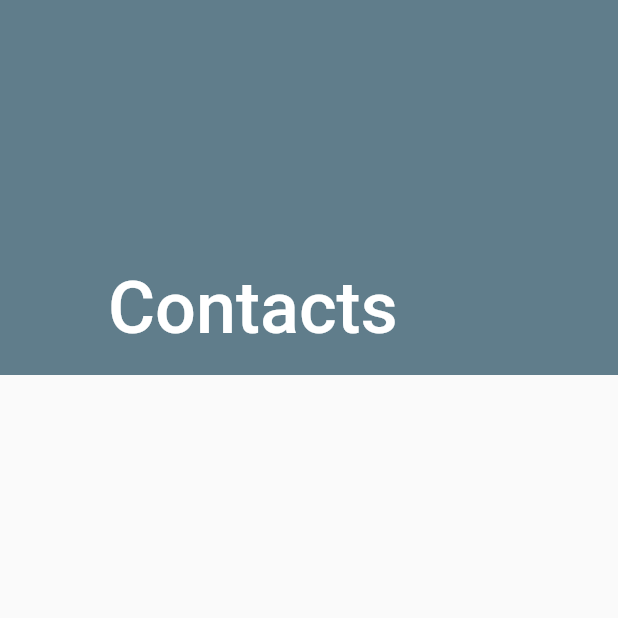
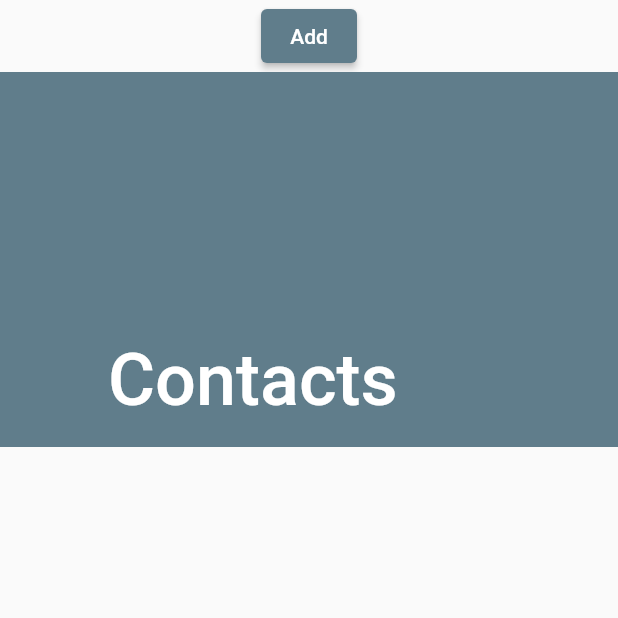
Before and after one commit to KaiHongTan/contacts_app_test, a Flutter app: the screen it shows after launch, on a phone screen of 412 x 824 dp, the top half of it. Run offline on Flutter 3.47's test engine with Material 2 defaults, Android fonts, the phone set to English and light mode, and no system bars; our stand-ins replace hive; accounts and stored records are empty; generated files the repository leaves out were written again.

Commit message:
Set up Hive database with basic list and refresh functionailty.

```diff
--- /dev/null
+++ b/lib/contact_model.dart
@@ -0,0 +1,24 @@
+// To parse this JSON data, do
+//
+//     final welcome = welcomeFromJson(jsonString);
+
+import 'dart:convert';
+import 'package:hive/hive.dart';
+
+part 'contact_model.g.dart';
+
+
+@HiveType(typeId: 1)
+class Contact {
+  @HiveField(0)
+  String? user;
+  @HiveField(1)
+  String? phone;
+  @HiveField(2)
+  int? checkIn;
+  Contact(
+      this.user,
+      this.phone,
+      this.checkIn,
+      );
+}
--- a/lib/contacts.dart
+++ b/lib/contacts.dart
@@ -1,4 +1,7 @@
 import 'package:flutter/material.dart';
+import 'package:contacts_app_test/contact_model.dart';
+import 'package:hive/hive.dart';
+
 class Contacts extends StatefulWidget {
   const Contacts({Key? key}) : super(key: key);
 
@@ -7,6 +10,25 @@ class Contacts extends StatefulWidget {
 }
 
 class _ContactsState extends State<Contacts> {
+
+  @override
+  void initState() {
+    super.initState();
+  }
+
+  void addContact(Contact contact){
+    final contactsBox = Hive.box('contacts');
+    contactsBox.add(contact);
+  }
+  var contactBox = Hive.box('contacts');
+
+  Future _refresh() async {
+    await Future.delayed(Duration(seconds: 1));
+    setState(() {
+
+    });
+  }
+
   @override
   Widget build(BuildContext context) {
     return
@@ -15,10 +37,16 @@ class _ContactsState extends State<Contacts> {
       body: Container(
         child: Column(
           children: [
+            ElevatedButton(onPressed: (){
+              final newContact = Contact('Test', '0192807993', 1662839984);
+              addContact(newContact);
+
+            }, child: Text("Add",style: TextStyle(color: Colors.white),)),
             Container(
               width: MediaQuery.of(context).size.width,
               height: MediaQuery.of(context).size.height,
-              child: CustomScrollView(
+              child: RefreshIndicator(child:
+              CustomScrollView(
                 slivers: <Widget>[
                   const SliverAppBar(
                     pinned: true,
@@ -27,15 +55,35 @@ class _ContactsState extends State<Contacts> {
                       title: Text('Contacts', style: TextStyle(color: Colors.white, fontSize: 32)),
                     ),
                   ),
-                  SliverList(
-                    delegate: SliverChildBuilderDelegate(
-                        (BuildContext context, int index){
+                  FutureBuilder(
+                          future: Hive.openBox('contacts'),
+                          builder: (context, snapshot){
+                            if (snapshot.connectionState == ConnectionState.none &&
+                                snapshot.hasData == null){
+                              print("asdff ${snapshot.data}");
+                              return Container(color: Colors.red);
+                            }
+                            return
+                                SliverList(
+                                    delegate: SliverChildBuilderDelegate(
+                                        (BuildContext context, int index){
+                                          final contact = contactBox.get(index) as Contact;
+                                          return ListTile(
+                                                title: Text(contact.user.toString()),
+                                                trailing: Text(contact.phone.toString())
+                                              );
+                                        }, childCount: Hive.box('contacts').length,
+                                      semanticIndexOffset: 1
 
-                        }
+                                    )
+                                );
+                          },
+
+
                     ),
-                  )
+
                 ],
-              ),
+              ), onRefresh: () => _refresh())
             )
           ],
         ),
--- a/pubspec.yaml
+++ b/pubspec.yaml
@@ -37,8 +37,10 @@ dependencies:
   # Use with the CupertinoIcons class for iOS style icons.
   cupertino_icons: ^1.0.2
   sembast: ^3.3.0
+  hive: ^2.2.3
+  hive_flutter: ^1.1.0
   get_it: ^4.0.2
-  path_provider: ^1.6.7
+  path_provider: ^2.0.11
 
 
 dev_dependencies:
@@ -51,6 +53,8 @@ dev_dependencies:
   # package. See that file for information about deactivating specific lint
   # rules and activating additional ones.
   flutter_lints: ^2.0.0
+  hive_generator: ^1.1.3
+  build_runner: ^2.2.0
 
 # For information on the generic Dart part of this file, see the
 # following page: https://dart.dev/tools/pub/pubspec
```
Also changed, not shown: lib/main.dart (+12 -1 lines), pubspec.lock.
